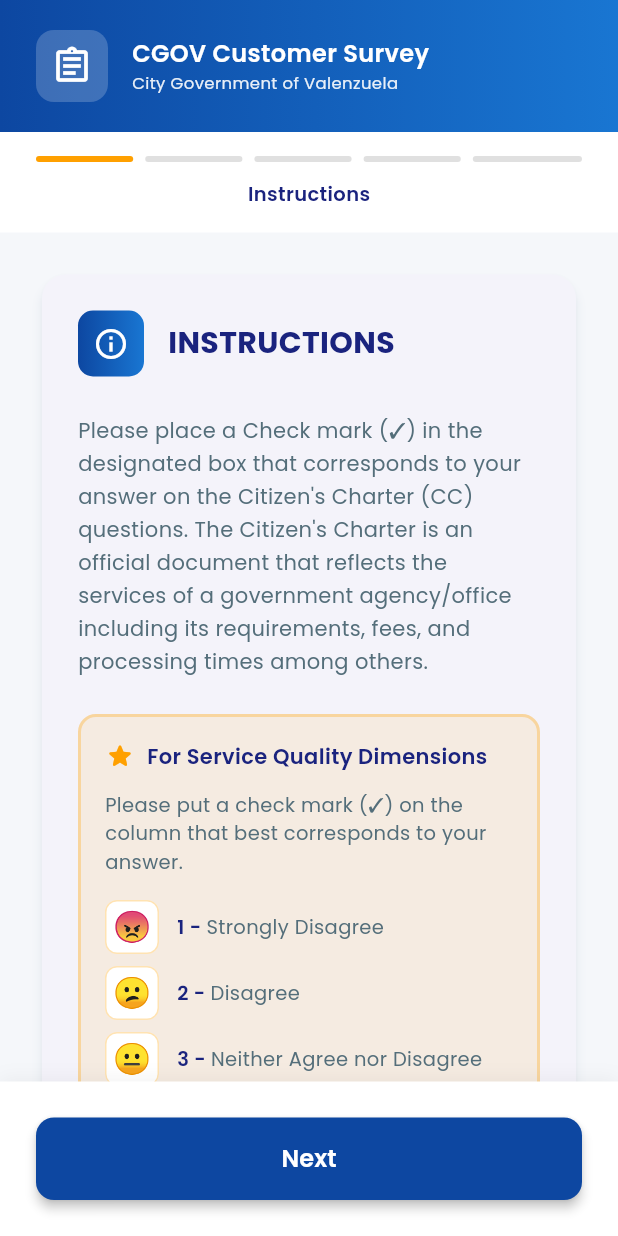
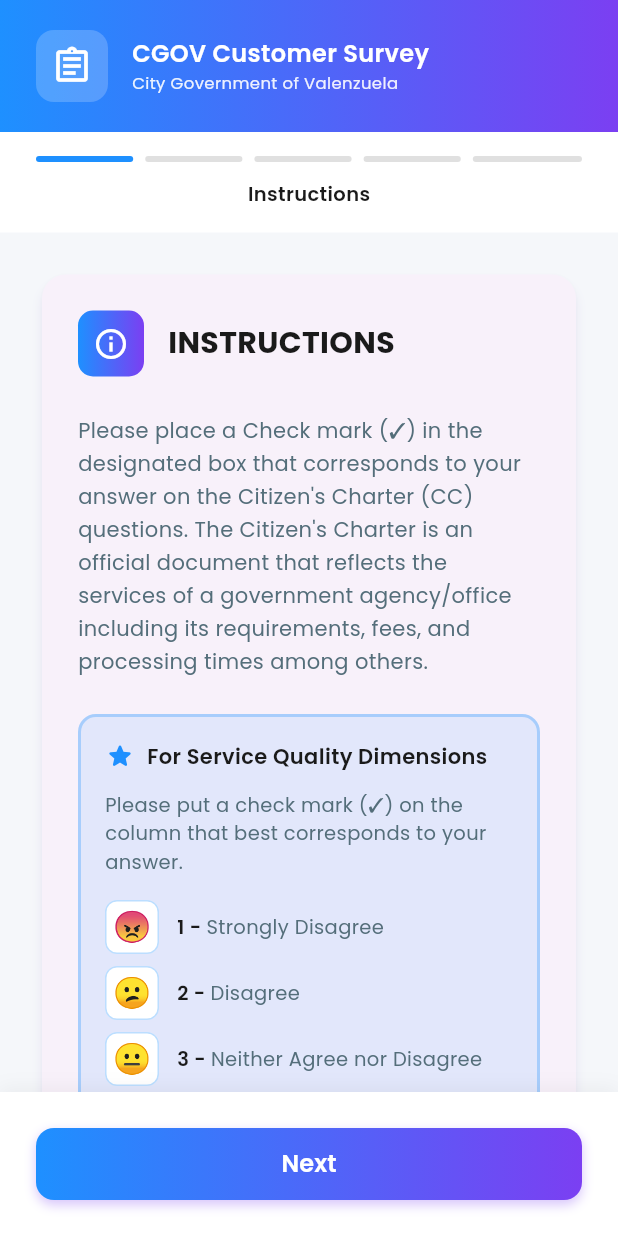
Before and after one commit to Sedictt/arta, a Flutter app: the SurveyHomePage screen opened directly, on a phone screen of 412 x 824 dp. Run offline on Flutter 3.47's test engine with Material 3 defaults, Android fonts, the phone set to English and light mode, and no system bars; our stand-ins replace csv, fl_chart, google_fonts, qr_flutter, shared_preferences; accounts and stored records are empty.

Commit message:
updated color palette

```diff
--- a/lib/main.dart
+++ b/lib/main.dart
@@ -12,13 +12,13 @@
 
 // Color Palette
 class AppColors {
-  static const primary = Color(0xFF0D47A1); // Deep Blue
-  static const secondary = Color(0xFFFFA000); // Amber/Gold
-  static const accent = Color(0xFF1976D2); // Light Blue
+  static const primary = Color(0xFF7B3FF2); // Purple
+  static const secondary = Color(0xFF1E90FF); // Cyan Blue
+  static const accent = Color(0xFFB794F6); // Light Purple/Lavender
   static const success = Color(0xFF2E7D32); // Green
   static const background = Color(0xFFF5F7FA); // Light Gray Blue
   static const cardBg = Colors.white;
-  static const textPrimary = Color(0xFF1A237E); // Dark Blue
+  static const textPrimary = Color(0xFF1A1A1A); // Near Black
   static const textSecondary = Color(0xFF546E7A); // Blue Gray
 }
 
@@ -64,8 +64,8 @@
             begin: Alignment.topLeft,
             end: Alignment.bottomRight,
             colors: [
+              AppColors.secondary,
               AppColors.primary,
-              AppColors.accent,
             ],
           ),
         ),
@@ -89,7 +89,7 @@
                         padding: const EdgeInsets.all(20),
                         decoration: BoxDecoration(
                           gradient: LinearGradient(
-                            colors: [AppColors.primary, AppColors.accent],
+                            colors: [AppColors.secondary, AppColors.primary],
                           ),
                           shape: BoxShape.circle,
                         ),
@@ -216,8 +216,22 @@
                       const SizedBox(height: 32),
 
                       // Start Button
-                      SizedBox(
+                      Container(
                         width: double.infinity,
+                        height: 54,
+                        decoration: BoxDecoration(
+                          gradient: LinearGradient(
+                            colors: [AppColors.secondary, AppColors.primary],
+                          ),
+                          borderRadius: BorderRadius.circular(12),
+                          boxShadow: [
+                            BoxShadow(
+                              color: AppColors.primary.withValues(alpha: 0.3),
+                              blurRadius: 8,
+                              offset: const Offset(0, 4),
+                            ),
+                          ],
+                        ),
                         child: ElevatedButton(
                           onPressed: () {
                             Navigator.of(context).pushReplacement(
@@ -227,13 +241,12 @@
                             );
                           },
                           style: ElevatedButton.styleFrom(
-                            padding: const EdgeInsets.symmetric(vertical: 18),
-                            backgroundColor: AppColors.primary,
+                            backgroundColor: Colors.transparent,
                             foregroundColor: Colors.white,
+                            shadowColor: Colors.transparent,
                             shape: RoundedRectangleBorder(
                               borderRadius: BorderRadius.circular(12),
                             ),
-                            elevation: 4,
                           ),
                           child: Row(
                             mainAxisAlignment: MainAxisAlignment.center,
@@ -546,7 +559,7 @@
       padding: const EdgeInsets.symmetric(horizontal: 24, vertical: 20),
       decoration: BoxDecoration(
         gradient: LinearGradient(
-          colors: [AppColors.primary, AppColors.accent],
+          colors: [AppColors.secondary, AppColors.primary],
         ),
         boxShadow: [
           BoxShadow(
@@ -662,7 +675,7 @@
                         padding: const EdgeInsets.all(10),
                         decoration: BoxDecoration(
                           gradient: LinearGradient(
-                            colors: [AppColors.primary, AppColors.accent],
+                            colors: [AppColors.secondary, AppColors.primary],
                           ),
                           borderRadius: BorderRadius.circular(10),
                         ),
@@ -1051,7 +1064,7 @@
                   padding: const EdgeInsets.all(10),
                   decoration: BoxDecoration(
                     gradient: LinearGradient(
-                      colors: [AppColors.primary, AppColors.accent],
+                      colors: [AppColors.secondary, AppColors.primary],
                     ),
                     borderRadius: BorderRadius.circular(10),
                   ),
@@ -1238,7 +1251,7 @@
                 padding: const EdgeInsets.symmetric(horizontal: 10, vertical: 6),
                 decoration: BoxDecoration(
                   gradient: LinearGradient(
-                    colors: [AppColors.primary, AppColors.accent],
+                    colors: [AppColors.secondary, AppColors.primary],
                   ),
                   borderRadius: BorderRadius.circular(6),
                 ),
@@ -1475,16 +1488,30 @@
           if (_currentPage > 0) const SizedBox(width: 16),
           Expanded(
             flex: _currentPage == 0 ? 1 : 1,
+            child: Container(
+              height: 48,
+              decoration: BoxDecoration(
+                gradient: LinearGradient(
+                  colors: [AppColors.secondary, AppColors.primary],
+                ),
+                borderRadius: BorderRadius.circular(12),
+                boxShadow: [
+                  BoxShadow(
+                    color: AppColors.primary.withValues(alpha: 0.3),
+                    blurRadius: 6,
+                    offset: const Offset(0, 3),
+                  ),
+                ],
+              ),
               child: ElevatedButton(
                 onPressed: _currentPage < 4 ? _nextPage : _submitSurvey,
                 style: ElevatedButton.styleFrom(
-                padding: const EdgeInsets.symmetric(vertical: 16),
-                backgroundColor: AppColors.primary,
+                  backgroundColor: Colors.transparent,
                   foregroundColor: Colors.white,
+                  shadowColor: Colors.transparent,
                   shape: RoundedRectangleBorder(
                     borderRadius: BorderRadius.circular(12),
                   ),
-                elevation: 3,
                 ),
                 child: Text(
                   _currentPage < 4 ? 'Next' : 'Submit Survey',
@@ -1495,8 +1522,9 @@
                 ),
               ),
             ),
-        ],
-      ),
-    );
-  }
-}
+          ),
+        ],
+      ),
+    );
+  }
+}
--- a/lib/screens/admin_dashboard.dart
+++ b/lib/screens/admin_dashboard.dart
@@ -140,7 +140,7 @@
         flexibleSpace: Container(
           decoration: BoxDecoration(
             gradient: LinearGradient(
-              colors: [AppColors.primary, AppColors.accent],
+              colors: [AppColors.secondary, AppColors.primary],
             ),
           ),
         ),
--- a/lib/screens/qr_code_screen.dart
+++ b/lib/screens/qr_code_screen.dart
@@ -21,7 +21,7 @@
         flexibleSpace: Container(
           decoration: BoxDecoration(
             gradient: LinearGradient(
-              colors: [AppColors.primary, AppColors.accent],
+              colors: [AppColors.secondary, AppColors.primary],
             ),
           ),
         ),
@@ -45,7 +45,7 @@
                     padding: const EdgeInsets.all(16),
                     decoration: BoxDecoration(
                       gradient: LinearGradient(
-                        colors: [AppColors.primary, AppColors.accent],
+                        colors: [AppColors.secondary, AppColors.primary],
                       ),
                       shape: BoxShape.circle,
                     ),
```
Also changed, not shown: lib/screens/admin_login.dart (+25 -6 lines). Lines whose indentation alone changed are shown as unchanged.
